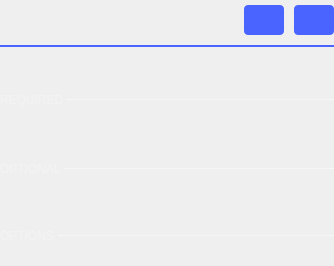
analogdevicesinc/scopy, file ui/la_settings.ui: the form before one commit.
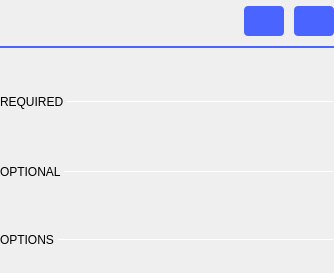
The form after the commit. Icons and pictures are not drawn.

What changed in the file:
```diff
--- a/ui/la_settings.ui
+++ b/ui/la_settings.ui
@@ -7,7 +7,7 @@
     <x>0</x>
     <y>0</y>
     <width>334</width>
-    <height>266</height>
+    <height>273</height>
    </rect>
   </property>
   <property name="sizePolicy">
@@ -230,9 +230,6 @@
             <height>1</height>
            </size>
           </property>
-          <property name="styleSheet">
-           <string notr="true">border: 1px solid rgba(255, 255, 255, 70);</string>
-          </property>
           <property name="frameShadow">
            <enum>QFrame::Sunken</enum>
           </property>
@@ -249,12 +246,6 @@
             <verstretch>0</verstretch>
            </sizepolicy>
           </property>
-          <property name="styleSheet">
-           <string notr="true">QLabel {
-		font-size: 12px;
-		color: rgba(255, 255, 255, 70);
-	}</string>
-          </property>
           <property name="text">
            <string>REQUIRED </string>
           </property>
@@ -340,12 +331,6 @@
             <verstretch>0</verstretch>
            </sizepolicy>
           </property>
-          <property name="styleSheet">
-           <string notr="true">QLabel {
-		font-size: 12px;
-		color: rgba(255, 255, 255, 70);
-	}</string>
-          </property>
           <property name="text">
            <string>OPTIONAL </string>
           </property>
@@ -365,9 +350,6 @@
             <height>1</height>
            </size>
           </property>
-          <property name="styleSheet">
-           <string notr="true">border: 1px solid rgba(255, 255, 255, 70);</string>
-          </property>
           <property name="frameShadow">
            <enum>QFrame::Sunken</enum>
           </property>
@@ -465,9 +447,6 @@
             <height>1</height>
            </size>
           </property>
-          <property name="styleSheet">
-           <string notr="true">border: 1px solid rgba(255, 255, 255, 70);</string>
-          </property>
           <property name="frameShadow">
            <enum>QFrame::Sunken</enum>
           </property>
@@ -484,12 +463,6 @@
             <verstretch>0</verstretch>
            </sizepolicy>
           </property>
-          <property name="styleSheet">
-           <string notr="true">QLabel {
-		font-size: 12px;
-		color: rgba(255, 255, 255, 70);
-	}</string>
-          </property>
           <property name="text">
            <string>OPTIONS </string>
           </property>
```
Left out of the diff: 18 changed lines with no effect on the pictures.
